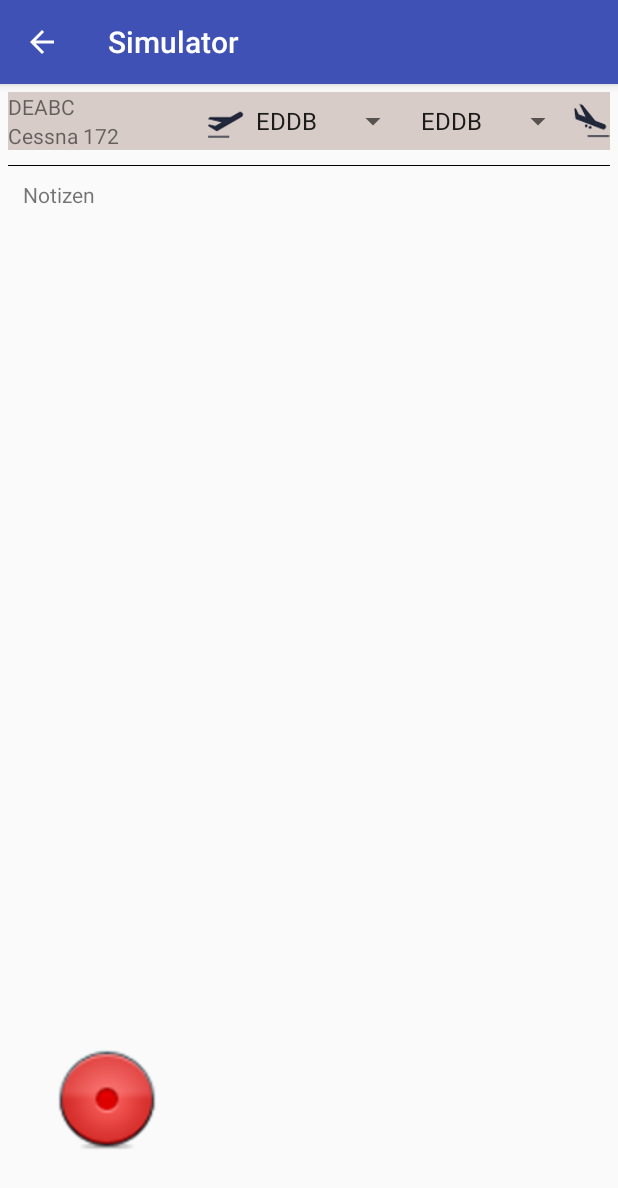
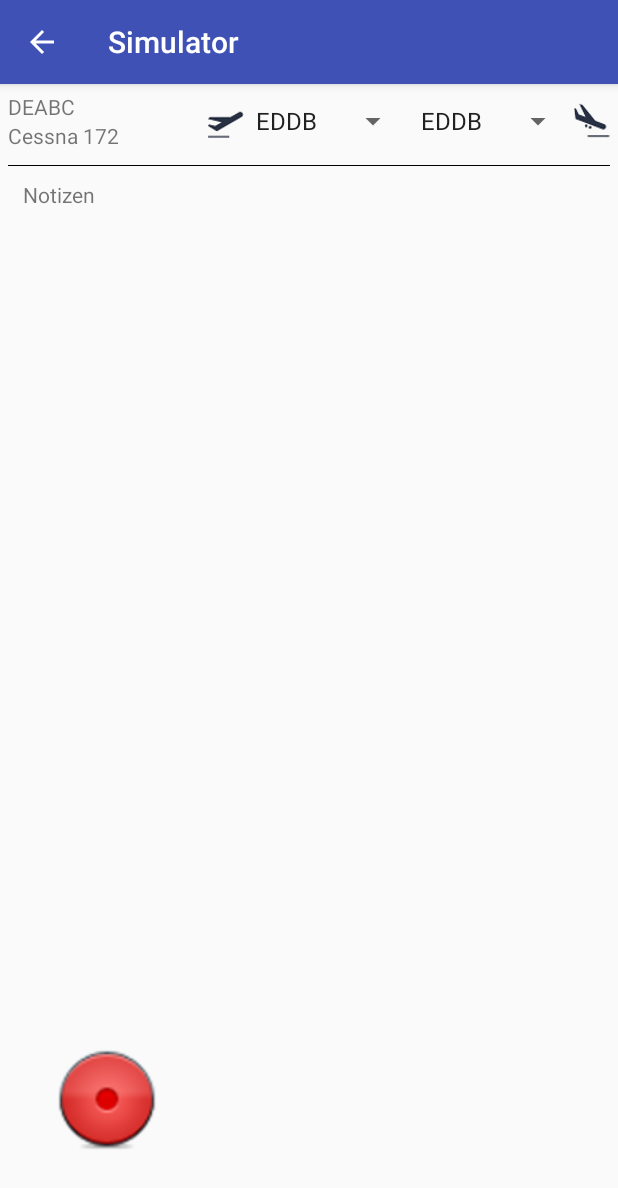
Before and after one commit to gollth/BZF-Trainer, an Android app: the SimulatorActivity screen opened directly, with no data from a screen before it, on a phone screen of 412 x 824 dp. Shown: the top 1188 px of the screen. Run offline under Robolectric (Android 15) with nearby library versions, the phone set to English and light mode, and no system bars; libraries missing offline, so code that uses them is left out: com.crashlytics.android.

Commit message:
FIX: Small layout bugs in Simulator
* Remove greyish color from Top panel
* Add a "sim_lbl_you" text
* Add focussable attribute (linter)

```diff
--- a/app/src/main/res/layout/activity_simulator.xml
+++ b/app/src/main/res/layout/activity_simulator.xml
@@ -15,8 +15,7 @@
     <RelativeLayout
         android:layout_width="match_parent"
         android:layout_height="wrap_content"
-        android:id="@+id/sim_lyt_info"
-        android:background="#d7ccc8">
+        android:id="@+id/sim_lyt_info">
 
         <LinearLayout
             android:orientation="horizontal"
@@ -98,18 +97,6 @@
 
             <TableRow
                 android:layout_width="match_parent"
-                android:layout_height="match_parent">
-
-                <TextView
-                    android:layout_width="wrap_content"
-                    android:layout_height="wrap_content"
-                    android:text="@string/settings_sim_help"
-                    android:layout_column="0"
-                    android:layout_margin="10dp" />
-            </TableRow>
-
-            <TableRow
-                android:layout_width="match_parent"
                 android:layout_height="wrap_content"
                 android:visibility="gone">
 
@@ -139,6 +126,7 @@
                     android:layout_width="wrap_content"
                     android:layout_height="wrap_content"
                     android:id="@+id/sim_txt_you_lbl"
+                    android:text="@string/sim_lbl_you"
                     android:layout_marginEnd="10dp" />
 
                 <TextView
@@ -161,16 +149,17 @@
         android:layout_below="@+id/sim_lyt_info" />
 
     <ImageButton
+        android:id="@+id/btn_record"
         android:layout_width="wrap_content"
         android:layout_height="wrap_content"
-        android:id="@+id/btn_record"
-        android:background="@drawable/record_button"
-        android:adjustViewBounds="true"
-        android:clickable="true"
-        android:layout_marginBottom="50dp"
         android:layout_alignBottom="@+id/canvas"
         android:layout_alignParentStart="true"
-        android:layout_marginStart="30dp" />
+        android:layout_marginStart="30dp"
+        android:layout_marginBottom="50dp"
+        android:adjustViewBounds="true"
+        android:background="@drawable/record_button"
+        android:clickable="true"
+        android:focusable="true" />
 
     <TextView
         android:layout_width="wrap_content"
--- a/app/src/main/res/values/strings.xml
+++ b/app/src/main/res/values/strings.xml
@@ -89,6 +89,7 @@
     <string name="sim_default_callsign">DEABC</string>
     <string name="sim_default_aircraft">Cessna 172</string>
     <string name="sim_txt_atis">ATIS: %1$s</string>
+    <string name="sim_lbl_you">Du:</string>
     <string name="sim_msg_departure_select">Wo soll gestartet werden?</string>
     <string name="sim_msg_arrival_select">Wo soll gelandet werden?</string>
     <string name="sim_msg_departure_complete">Abflug abgeschlossen, jetzt beim Anflugturm melden</string>
```
